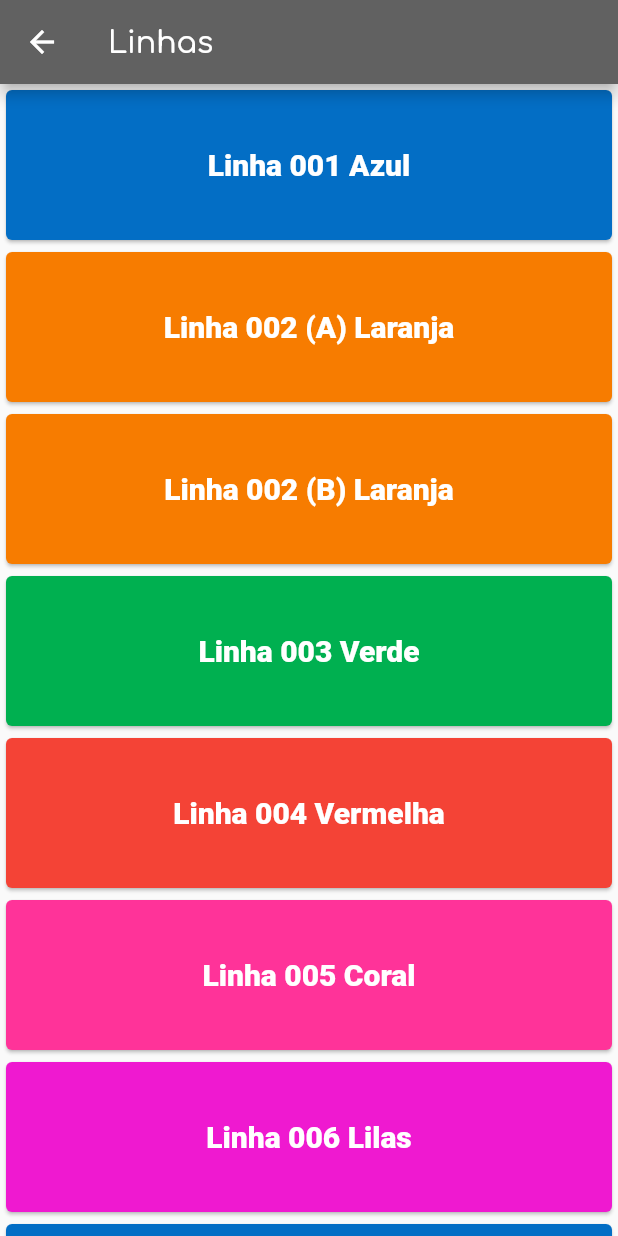
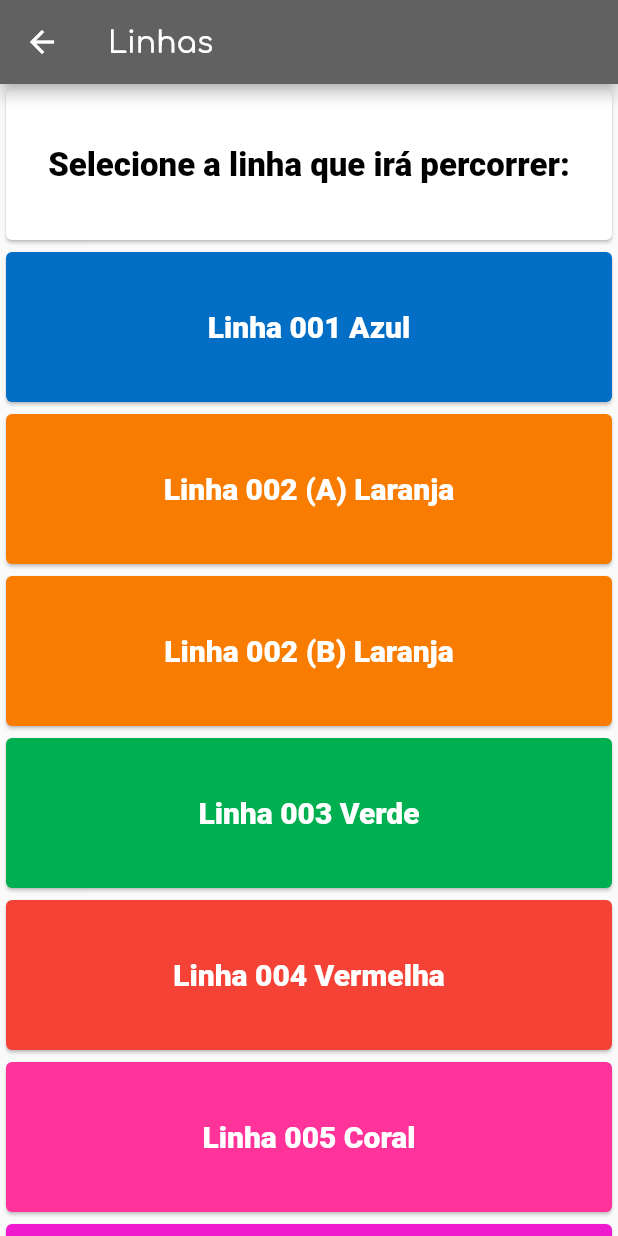
Before and after one commit to phsFerreira/connect_bus, a Flutter app: the LinhaPage screen opened directly, on a phone screen of 412 x 824 dp. Run offline on Flutter 3.47's test engine with Material 2 defaults, Android fonts, the phone set to English and light mode, and no system bars; our stand-ins replace cloud_firestore, firebase_auth, firebase_core, firebase_database, fluttertoast, geolocator and 3 more; missing offline and left inert: dart:ffi, flutter_config, flutter_phone_direct_caller; accounts and stored records are empty.

Commit message:
Adicionando texto em LinhaPage

```diff
--- a/lib/pages/motorista/pages/linha.dart
+++ b/lib/pages/motorista/pages/linha.dart
@@ -33,6 +33,23 @@ class _LinhaPageState extends State<LinhaPage> {
           child: Column(
             mainAxisAlignment: MainAxisAlignment.spaceBetween,
             children: [
+              Card(
+                color: Colors.white,
+                child: SizedBox(
+                  height: 100,
+                  child: Center(
+                    child: Text(
+                      'Selecione a linha que irá percorrer:',
+                      style: const TextStyle(
+                        fontSize: 22,
+                        color: Colors.black,
+                        fontWeight: FontWeight.w200,
+                        fontFamily: 'Roboto',
+                      ),
+                    ),
+                  ),
+                ),
+              ),
               _getCard(
                 'Linha 001 Azul',
                 const Color.fromARGB(255, 3, 110, 197),
```
